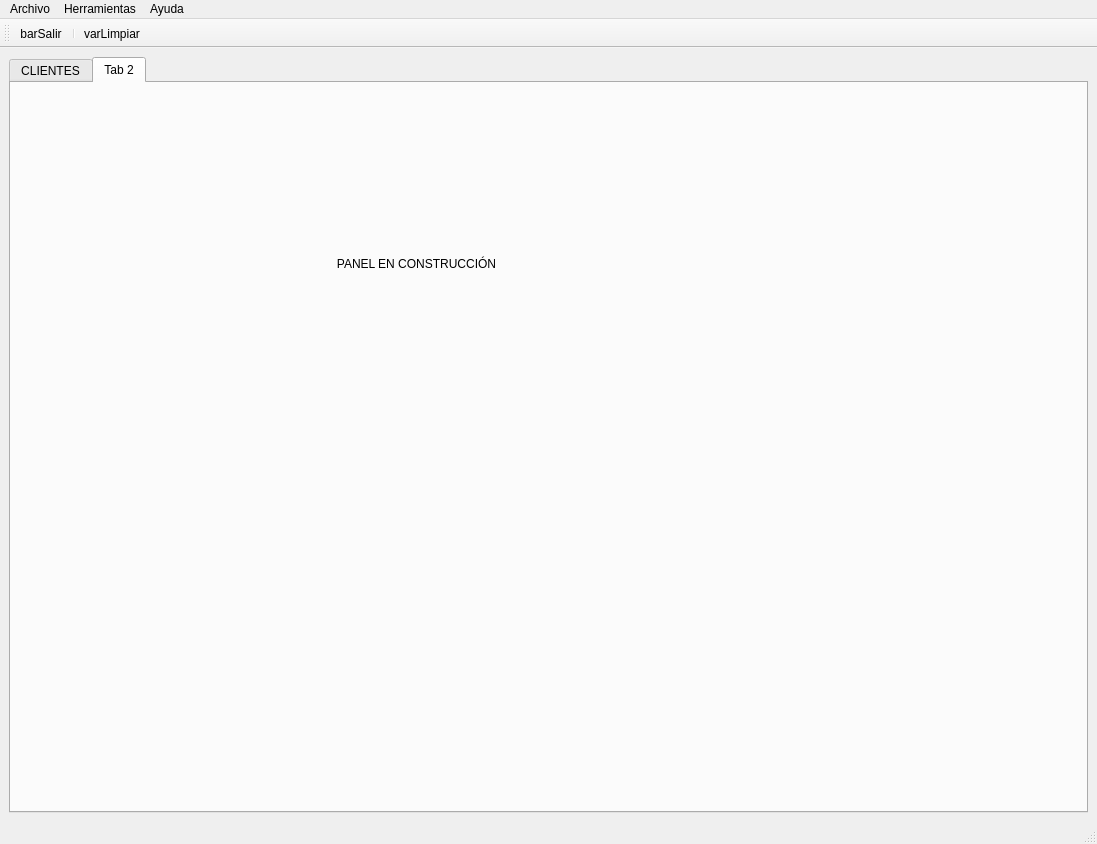
EvanSilva/ProyectoDI-2, file templates/venPrincipal.ui: the form before one commit.
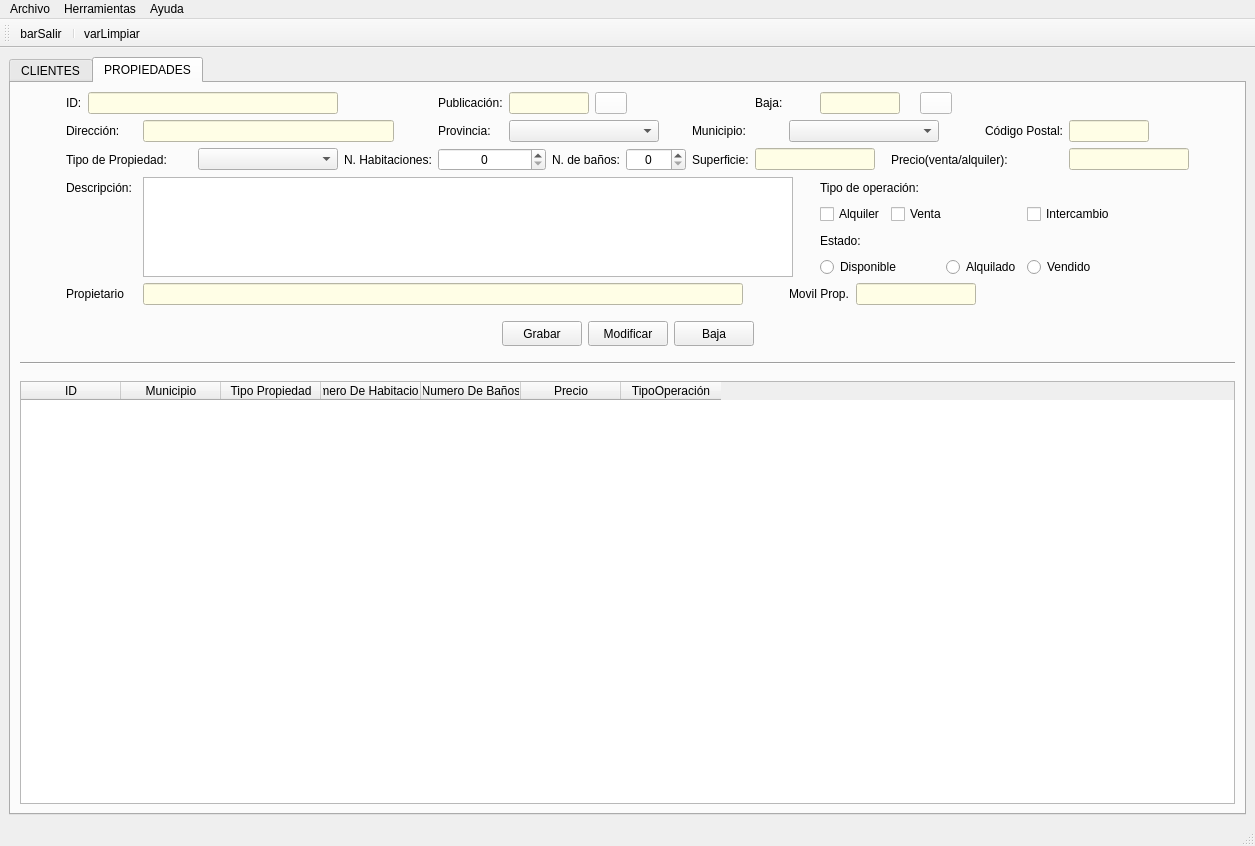
The form after the commit. The open tabs and pages were chosen to show the change. Icons and pictures are not drawn.

The edit to the form file:
```diff
--- a/templates/venPrincipal.ui
+++ b/templates/venPrincipal.ui
@@ -6,8 +6,8 @@
    <rect>
     <x>0</x>
     <y>0</y>
-    <width>1097</width>
-    <height>844</height>
+    <width>1255</width>
+    <height>846</height>
    </rect>
   </property>
   <property name="windowTitle">
@@ -20,38 +20,6 @@
   <widget class="QWidget" name="centralwidget">
    <layout class="QGridLayout" name="gridLayout_2">
     <item row="0" column="0">
-     <spacer name="horizontalSpacer_4">
-      <property name="orientation">
-       <enum>Qt::Horizontal</enum>
-      </property>
-      <property name="sizeType">
-       <enum>QSizePolicy::Maximum</enum>
-      </property>
-      <property name="sizeHint" stdset="0">
-       <size>
-        <width>20</width>
-        <height>20</height>
-       </size>
-      </property>
-     </spacer>
-    </item>
-    <item row="0" column="2">
-     <spacer name="horizontalSpacer_5">
-      <property name="orientation">
-       <enum>Qt::Horizontal</enum>
-      </property>
-      <property name="sizeType">
-       <enum>QSizePolicy::Maximum</enum>
-      </property>
-      <property name="sizeHint" stdset="0">
-       <size>
-        <width>20</width>
-        <height>20</height>
-       </size>
-      </property>
-     </spacer>
-    </item>
-    <item row="0" column="1">
      <widget class="QTabWidget" name="panPrincipal">
       <property name="enabled">
        <bool>true</bool>
@@ -753,24 +721,881 @@
       </widget>
       <widget class="QWidget" name="tabConstruccion">
        <attribute name="title">
-        <string>Tab 2</string>
+        <string>PROPIEDADES</string>
        </attribute>
-       <widget class="QLabel" name="label">
-        <property name="geometry">
-         <rect>
-          <x>260</x>
-          <y>110</y>
-          <width>291</width>
-          <height>141</height>
-         </rect>
-        </property>
-        <property name="text">
-         <string>PANEL EN CONSTRUCCIÓN</string>
-        </property>
-        <property name="alignment">
-         <set>Qt::AlignCenter</set>
-        </property>
-       </widget>
+       <layout class="QVBoxLayout" name="verticalLayout">
+        <item>
+         <layout class="QHBoxLayout" name="horizontalLayout_3">
+          <item>
+           <spacer name="horizontalSpacer_20">
+            <property name="orientation">
+             <enum>Qt::Horizontal</enum>
+            </property>
+            <property name="sizeHint" stdset="0">
+             <size>
+              <width>40</width>
+              <height>20</height>
+             </size>
+            </property>
+           </spacer>
+          </item>
+          <item>
+           <layout class="QGridLayout" name="gridLayout_4">
+            <item row="0" column="0">
+             <widget class="QLabel" name="lblProp">
+              <property name="sizePolicy">
+               <sizepolicy hsizetype="Fixed" vsizetype="Preferred">
+                <horstretch>0</horstretch>
+                <verstretch>0</verstretch>
+               </sizepolicy>
+              </property>
+              <property name="text">
+               <string>ID:</string>
+              </property>
+             </widget>
+            </item>
+            <item row="0" column="1" colspan="3">
+             <widget class="QLineEdit" name="txtProp">
+              <property name="minimumSize">
+               <size>
+                <width>250</width>
+                <height>0</height>
+               </size>
+              </property>
+              <property name="maximumSize">
+               <size>
+                <width>250</width>
+                <height>16777215</height>
+               </size>
+              </property>
+              <property name="styleSheet">
+               <string notr="true">background-color: rgb(255, 254, 230);</string>
+              </property>
+             </widget>
+            </item>
+            <item row="0" column="4">
+             <spacer name="horizontalSpacer_5">
+              <property name="orientation">
+               <enum>Qt::Horizontal</enum>
+              </property>
+              <property name="sizeHint" stdset="0">
+               <size>
+                <width>40</width>
+                <height>20</height>
+               </size>
+              </property>
+             </spacer>
+            </item>
+            <item row="0" column="5">
+             <widget class="QLabel" name="lblAltaprop">
+              <property name="sizePolicy">
+               <sizepolicy hsizetype="Fixed" vsizetype="Preferred">
+                <horstretch>0</horstretch>
+                <verstretch>0</verstretch>
+               </sizepolicy>
+              </property>
+              <property name="text">
+               <string>Publicación:</string>
+              </property>
+             </widget>
+            </item>
+            <item row="0" column="6" colspan="2">
+             <widget class="QLineEdit" name="txtAltaprop">
+              <property name="minimumSize">
+               <size>
+                <width>80</width>
+                <height>0</height>
+               </size>
+              </property>
+              <property name="maximumSize">
+               <size>
+                <width>80</width>
+                <height>16777215</height>
+               </size>
+              </property>
+              <property name="styleSheet">
+               <string notr="true">background-color: rgb(255, 254, 230);</string>
+              </property>
+             </widget>
+            </item>
+            <item row="0" column="8" colspan="2">
+             <widget class="QPushButton" name="btnAltaprop">
+              <property name="maximumSize">
+               <size>
+                <width>32</width>
+                <height>16777215</height>
+               </size>
+              </property>
+              <property name="sizeIncrement">
+               <size>
+                <width>32</width>
+                <height>0</height>
+               </size>
+              </property>
+              <property name="contextMenuPolicy">
+               <enum>Qt::PreventContextMenu</enum>
+              </property>
+              <property name="styleSheet">
+               <string notr="true">background-color: rgb(255, 255, 255);</string>
+              </property>
+              <property name="text">
+               <string/>
+              </property>
+              <property name="icon">
+               <iconset>
+                <normaloff>../img/calendar.ico</normaloff>../img/calendar.ico</iconset>
+              </property>
+             </widget>
+            </item>
+            <item row="0" column="10">
+             <spacer name="horizontalSpacer_4">
+              <property name="orientation">
+               <enum>Qt::Horizontal</enum>
+              </property>
+              <property name="sizeHint" stdset="0">
+               <size>
+                <width>40</width>
+                <height>20</height>
+               </size>
+              </property>
+             </spacer>
+            </item>
+            <item row="0" column="11">
+             <widget class="QLabel" name="lblBajaprop">
+              <property name="sizePolicy">
+               <sizepolicy hsizetype="Fixed" vsizetype="Preferred">
+                <horstretch>0</horstretch>
+                <verstretch>0</verstretch>
+               </sizepolicy>
+              </property>
+              <property name="text">
+               <string>Baja:</string>
+              </property>
+             </widget>
+            </item>
+            <item row="0" column="13" colspan="3">
+             <widget class="QLineEdit" name="txtBajaprop">
+              <property name="minimumSize">
+               <size>
+                <width>80</width>
+                <height>0</height>
+               </size>
+              </property>
+              <property name="maximumSize">
+               <size>
+                <width>80</width>
+                <height>16777215</height>
+               </size>
+              </property>
+              <property name="styleSheet">
+               <string notr="true">background-color: rgb(255, 254, 230);</string>
+              </property>
+             </widget>
+            </item>
+            <item row="0" column="16" colspan="2">
+             <widget class="QPushButton" name="btnBajaprop">
+              <property name="maximumSize">
+               <size>
+                <width>32</width>
+                <height>16777215</height>
+               </size>
+              </property>
+              <property name="sizeIncrement">
+               <size>
+                <width>32</width>
+                <height>0</height>
+               </size>
+              </property>
+              <property name="contextMenuPolicy">
+               <enum>Qt::PreventContextMenu</enum>
+              </property>
+              <property name="styleSheet">
+               <string notr="true">background-color: rgb(255, 255, 255);</string>
+              </property>
+              <property name="text">
+               <string/>
+              </property>
+              <property name="icon">
+               <iconset>
+                <normaloff>../img/calendar.ico</normaloff>../img/calendar.ico</iconset>
+              </property>
+             </widget>
+            </item>
+            <item row="1" column="0" colspan="2">
+             <widget class="QLabel" name="lblDirprop">
+              <property name="sizePolicy">
+               <sizepolicy hsizetype="Fixed" vsizetype="Preferred">
+                <horstretch>0</horstretch>
+                <verstretch>0</verstretch>
+               </sizepolicy>
+              </property>
+              <property name="text">
+               <string>Dirección:</string>
+              </property>
+             </widget>
+            </item>
+            <item row="1" column="2" colspan="3">
+             <widget class="QLineEdit" name="txtDirprop">
+              <property name="minimumSize">
+               <size>
+                <width>250</width>
+                <height>0</height>
+               </size>
+              </property>
+              <property name="maximumSize">
+               <size>
+                <width>251</width>
+                <height>16777215</height>
+               </size>
+              </property>
+              <property name="styleSheet">
+               <string notr="true">background-color: rgb(255, 254, 230);</string>
+              </property>
+             </widget>
+            </item>
+            <item row="1" column="5">
+             <widget class="QLabel" name="lblProvprop">
+              <property name="sizePolicy">
+               <sizepolicy hsizetype="Fixed" vsizetype="Preferred">
+                <horstretch>0</horstretch>
+                <verstretch>0</verstretch>
+               </sizepolicy>
+              </property>
+              <property name="text">
+               <string>Provincia:</string>
+              </property>
+             </widget>
+            </item>
+            <item row="1" column="6" colspan="4">
+             <widget class="QComboBox" name="cmbProvprop">
+              <property name="minimumSize">
+               <size>
+                <width>150</width>
+                <height>0</height>
+               </size>
+              </property>
+              <property name="maximumSize">
+               <size>
+                <width>150</width>
+                <height>16777215</height>
+               </size>
+              </property>
+             </widget>
+            </item>
+            <item row="1" column="10">
+             <widget class="QLabel" name="lblMuniprop">
+              <property name="sizePolicy">
+               <sizepolicy hsizetype="Fixed" vsizetype="Preferred">
+                <horstretch>0</horstretch>
+                <verstretch>0</verstretch>
+               </sizepolicy>
+              </property>
+              <property name="text">
+               <string>Municipio:</string>
+              </property>
+             </widget>
+            </item>
+            <item row="1" column="12" colspan="6">
+             <widget class="QComboBox" name="cmbMuniprop">
+              <property name="minimumSize">
+               <size>
+                <width>150</width>
+                <height>0</height>
+               </size>
+              </property>
+              <property name="maximumSize">
+               <size>
+                <width>150</width>
+                <height>16777215</height>
+               </size>
+              </property>
+             </widget>
+            </item>
+            <item row="1" column="18" colspan="2">
+             <widget class="QLabel" name="lblCPprop">
+              <property name="sizePolicy">
+               <sizepolicy hsizetype="Fixed" vsizetype="Preferred">
+                <horstretch>0</horstretch>
+                <verstretch>0</verstretch>
+               </sizepolicy>
+              </property>
+              <property name="text">
+               <string>Código Postal:</string>
+              </property>
+             </widget>
+            </item>
+            <item row="1" column="20">
+             <widget class="QLineEdit" name="txtCPprop">
+              <property name="minimumSize">
+               <size>
+                <width>80</width>
+                <height>0</height>
+               </size>
+              </property>
+              <property name="maximumSize">
+               <size>
+                <width>80</width>
+                <height>16777215</height>
+               </size>
+              </property>
+              <property name="styleSheet">
+               <string notr="true">background-color: rgb(255, 254, 230);</string>
+              </property>
+              <property name="alignment">
+               <set>Qt::AlignRight|Qt::AlignTrailing|Qt::AlignVCenter</set>
+              </property>
+             </widget>
+            </item>
+            <item row="2" column="0" colspan="3">
+             <widget class="QLabel" name="lblTipoprop">
+              <property name="sizePolicy">
+               <sizepolicy hsizetype="Fixed" vsizetype="Preferred">
+                <horstretch>0</horstretch>
+                <verstretch>0</verstretch>
+               </sizepolicy>
+              </property>
+              <property name="text">
+               <string>Tipo de Propiedad:</string>
+              </property>
+             </widget>
+            </item>
+            <item row="2" column="3">
+             <widget class="QComboBox" name="cmbTipoprop">
+              <property name="minimumSize">
+               <size>
+                <width>140</width>
+                <height>0</height>
+               </size>
+              </property>
+              <property name="maximumSize">
+               <size>
+                <width>140</width>
+                <height>16777215</height>
+               </size>
+              </property>
+             </widget>
+            </item>
+            <item row="2" column="4">
+             <widget class="QLabel" name="lblHabprop">
+              <property name="sizePolicy">
+               <sizepolicy hsizetype="Fixed" vsizetype="Preferred">
+                <horstretch>0</horstretch>
+                <verstretch>0</verstretch>
+               </sizepolicy>
+              </property>
+              <property name="text">
+               <string>N. Habitaciones:</string>
+              </property>
+             </widget>
+            </item>
+            <item row="2" column="5" colspan="2">
+             <widget class="QSpinBox" name="spinHabprop">
+              <property name="sizePolicy">
+               <sizepolicy hsizetype="Minimum" vsizetype="Fixed">
+                <horstretch>60</horstretch>
+                <verstretch>0</verstretch>
+               </sizepolicy>
+              </property>
+              <property name="minimumSize">
+               <size>
+                <width>60</width>
+                <height>0</height>
+               </size>
+              </property>
+              <property name="alignment">
+               <set>Qt::AlignCenter</set>
+              </property>
+             </widget>
+            </item>
+            <item row="2" column="7" colspan="2">
+             <widget class="QLabel" name="lblBanosprop">
+              <property name="sizePolicy">
+               <sizepolicy hsizetype="Fixed" vsizetype="Preferred">
+                <horstretch>0</horstretch>
+                <verstretch>0</verstretch>
+               </sizepolicy>
+              </property>
+              <property name="text">
+               <string>N. de baños:</string>
+              </property>
+             </widget>
+            </item>
+            <item row="2" column="9">
+             <widget class="QSpinBox" name="spinBanosprop">
+              <property name="sizePolicy">
+               <sizepolicy hsizetype="Minimum" vsizetype="Fixed">
+                <horstretch>60</horstretch>
+                <verstretch>0</verstretch>
+               </sizepolicy>
+              </property>
+              <property name="minimumSize">
+               <size>
+                <width>60</width>
+                <height>0</height>
+               </size>
+              </property>
+              <property name="alignment">
+               <set>Qt::AlignCenter</set>
+              </property>
+             </widget>
+            </item>
+            <item row="2" column="10">
+             <widget class="QLabel" name="lblSuperprop">
+              <property name="sizePolicy">
+               <sizepolicy hsizetype="Fixed" vsizetype="Preferred">
+                <horstretch>0</horstretch>
+                <verstretch>0</verstretch>
+               </sizepolicy>
+              </property>
+              <property name="text">
+               <string>Superficie:</string>
+              </property>
+             </widget>
+            </item>
+            <item row="2" column="11" colspan="4">
+             <widget class="QLineEdit" name="txtSuperprop">
+              <property name="minimumSize">
+               <size>
+                <width>120</width>
+                <height>0</height>
+               </size>
+              </property>
+              <property name="maximumSize">
+               <size>
+                <width>120</width>
+                <height>16777215</height>
+               </size>
+              </property>
+              <property name="styleSheet">
+               <string notr="true">background-color: rgb(255, 254, 230);</string>
+              </property>
+             </widget>
+            </item>
+            <item row="2" column="15" colspan="4">
+             <widget class="QLabel" name="lblPrecioprop">
+              <property name="sizePolicy">
+               <sizepolicy hsizetype="Fixed" vsizetype="Preferred">
+                <horstretch>0</horstretch>
+                <verstretch>0</verstretch>
+               </sizepolicy>
+              </property>
+              <property name="text">
+               <string>Precio(venta/alquiler):</string>
+              </property>
+             </widget>
+            </item>
+            <item row="2" column="20">
+             <widget class="QLineEdit" name="txtPrecioprop">
+              <property name="minimumSize">
+               <size>
+                <width>120</width>
+                <height>0</height>
+               </size>
+              </property>
+              <property name="maximumSize">
+               <size>
+                <width>120</width>
+                <height>16777215</height>
+               </size>
+              </property>
+              <property name="styleSheet">
+               <string notr="true">background-color: rgb(255, 254, 230);</string>
+              </property>
+             </widget>
+            </item>
+            <item row="3" column="0" colspan="2">
+             <widget class="QLabel" name="lblDescriprop">
+              <property name="sizePolicy">
+               <sizepolicy hsizetype="Fixed" vsizetype="Preferred">
+                <horstretch>0</horstretch>
+                <verstretch>0</verstretch>
+               </sizepolicy>
+              </property>
+              <property name="text">
+               <string>Descripción:</string>
+              </property>
+             </widget>
+            </item>
+            <item row="3" column="2" rowspan="4" colspan="11">
+             <widget class="QTextEdit" name="textEdit">
+              <property name="minimumSize">
+               <size>
+                <width>650</width>
+                <height>100</height>
+               </size>
+              </property>
+              <property name="maximumSize">
+               <size>
+                <width>550</width>
+                <height>100</height>
+               </size>
+              </property>
+             </widget>
+            </item>
+            <item row="3" column="13" colspan="4">
+             <widget class="QLabel" name="lblDnicli_17">
+              <property name="sizePolicy">
+               <sizepolicy hsizetype="Fixed" vsizetype="Preferred">
+                <horstretch>0</horstretch>
+                <verstretch>0</verstretch>
+               </sizepolicy>
+              </property>
+              <property name="text">
+               <string>Tipo de operación:</string>
+              </property>
+             </widget>
+            </item>
+            <item row="4" column="13" colspan="2">
+             <widget class="QCheckBox" name="chkAlquiprop">
+              <property name="text">
+               <string>Alquiler</string>
+              </property>
+              <attribute name="buttonGroup">
+               <string notr="true">buttonGroup</string>
+              </attribute>
+             </widget>
+            </item>
+            <item row="4" column="15" colspan="3">
+             <widget class="QCheckBox" name="chkVentaprop">
+              <property name="text">
+               <string>Venta</string>
+              </property>
+              <attribute name="buttonGroup">
+               <string notr="true">buttonGroup</string>
+              </attribute>
+             </widget>
+            </item>
+            <item row="4" column="19" colspan="2">
+             <widget class="QCheckBox" name="chkInterprop">
+              <property name="text">
+               <string>Intercambio</string>
+              </property>
+              <attribute name="buttonGroup">
+               <string notr="true">buttonGroup</string>
+              </attribute>
+             </widget>
+            </item>
+            <item row="5" column="13" colspan="2">
+             <widget class="QLabel" name="lblDnicli_14">
+              <property name="sizePolicy">
+               <sizepolicy hsizetype="Fixed" vsizetype="Preferred">
+                <horstretch>0</horstretch>
+                <verstretch>0</verstretch>
+               </sizepolicy>
+              </property>
+              <property name="text">
+               <string>Estado:</string>
+              </property>
+             </widget>
+            </item>
+            <item row="6" column="13" colspan="3">
+             <widget class="QRadioButton" name="rbtDisprop">
+              <property name="text">
+               <string>Disponible</string>
+              </property>
+              <attribute name="buttonGroup">
+               <string notr="true">buttonGroup_2</string>
+              </attribute>
+             </widget>
+            </item>
+            <item row="6" column="17" colspan="2">
+             <widget class="QRadioButton" name="rbtAlquiprop">
+              <property name="text">
+               <string>Alquilado</string>
+              </property>
+              <attribute name="buttonGroup">
+               <string notr="true">buttonGroup_2</string>
+              </attribute>
+             </widget>
+            </item>
+            <item row="6" column="19" colspan="2">
+             <widget class="QRadioButton" name="rbtVentaprop">
+              <property name="text">
+               <string>Vendido</string>
+              </property>
+              <attribute name="buttonGroup">
+               <string notr="true">buttonGroup_2</string>
+              </attribute>
+             </widget>
+            </item>
+            <item row="7" column="0" colspan="2">
+             <widget class="QLabel" name="lblNomeprop">
+              <property name="sizePolicy">
+               <sizepolicy hsizetype="Fixed" vsizetype="Preferred">
+                <horstretch>0</horstretch>
+                <verstretch>0</verstretch>
+               </sizepolicy>
+              </property>
+              <property name="text">
+               <string>Propietario</string>
+              </property>
+             </widget>
+            </item>
+            <item row="7" column="2" colspan="9">
+             <widget class="QLineEdit" name="txtNomeprop">
+              <property name="minimumSize">
+               <size>
+                <width>600</width>
+                <height>0</height>
+               </size>
+              </property>
+              <property name="maximumSize">
+               <size>
+                <width>600</width>
+                <height>16777215</height>
+               </size>
+              </property>
+              <property name="styleSheet">
+               <string notr="true">background-color: rgb(255, 254, 230);</string>
+              </property>
+             </widget>
+            </item>
+            <item row="7" column="12" colspan="2">
+             <widget class="QLabel" name="lblMovilprop">
+              <property name="sizePolicy">
+               <sizepolicy hsizetype="Fixed" vsizetype="Preferred">
+                <horstretch>0</horstretch>
+                <verstretch>0</verstretch>
+               </sizepolicy>
+              </property>
+              <property name="text">
+               <string>Movil Prop.</string>
+              </property>
+             </widget>
+            </item>
+            <item row="7" column="14" colspan="5">
+             <widget class="QLineEdit" name="txtMovilprop">
+              <property name="minimumSize">
+               <size>
+                <width>120</width>
+                <height>0</height>
+               </size>
+              </property>
+              <property name="maximumSize">
+               <size>
+                <width>120</width>
+                <height>16777215</height>
+               </size>
+              </property>
+              <property name="styleSheet">
+               <string notr="true">background-color: rgb(255, 254, 230);</string>
+              </property>
+             </widget>
+            </item>
+           </layout>
+          </item>
+          <item>
+           <spacer name="horizontalSpacer_19">
+            <property name="orientation">
+             <enum>Qt::Horizontal</enum>
+            </property>
+            <property name="sizeHint" stdset="0">
+             <size>
+              <width>40</width>
+              <height>20</height>
+             </size>
+            </property>
+           </spacer>
+          </item>
+         </layout>
+        </item>
+        <item>
+         <spacer name="verticalSpacer">
+          <property name="orientation">
+           <enum>Qt::Vertical</enum>
+          </property>
+          <property name="sizeType">
+           <enum>QSizePolicy::Fixed</enum>
+          </property>
+          <property name="sizeHint" stdset="0">
+           <size>
+            <width>20</width>
+            <height>10</height>
+           </size>
+          </property>
+         </spacer>
+        </item>
+        <item>
+         <layout class="QHBoxLayout" name="horizontalLayout_2">
+          <item>
+           <spacer name="horizontalSpacer_17">
+            <property name="orientation">
+             <enum>Qt::Horizontal</enum>
+            </property>
+            <property name="sizeHint" stdset="0">
+             <size>
+              <width>40</width>
+              <height>20</height>
+             </size>
+            </property>
+           </spacer>
+          </item>
+          <item>
+           <widget class="QPushButton" name="btnGrabarprop">
+            <property name="minimumSize">
+             <size>
+              <width>80</width>
+              <height>25</height>
+             </size>
+            </property>
+            <property name="text">
+             <string>Grabar</string>
+            </property>
+           </widget>
+          </item>
+          <item>
+           <widget class="QPushButton" name="btnModifprop">
+            <property name="minimumSize">
+             <size>
+              <width>80</width>
+              <height>25</height>
+             </size>
+            </property>
+            <property name="text">
+             <string>Modificar</string>
+            </property>
+           </widget>
+          </item>
+          <item>
+           <widget class="QPushButton" name="btnDelprop">
+            <property name="minimumSize">
+             <size>
+              <width>80</width>
+              <height>25</height>
+             </size>
+            </property>
+            <property name="text">
+             <string>Baja</string>
+            </property>
+           </widget>
+          </item>
+          <item>
+           <spacer name="horizontalSpacer_18">
+            <property name="orientation">
+             <enum>Qt::Horizontal</enum>
+            </property>
+            <property name="sizeType">
+             <enum>QSizePolicy::Expanding</enum>
+            </property>
+            <property name="sizeHint" stdset="0">
+             <size>
+              <width>40</width>
+              <height>20</height>
+             </size>
+            </property>
+           </spacer>
+          </item>
+         </layout>
+        </item>
+        <item>
+         <spacer name="verticalSpacer_2">
+          <property name="orientation">
+           <enum>Qt::Vertical</enum>
+          </property>
+          <property name="sizeType">
+           <enum>QSizePolicy::Fixed</enum>
+          </property>
+          <property name="sizeHint" stdset="0">
+           <size>
+            <width>20</width>
+            <height>10</height>
+           </size>
+          </property>
+         </spacer>
+        </item>
+        <item>
+         <widget class="Line" name="line_3">
+          <property name="orientation">
+           <enum>Qt::Horizontal</enum>
+          </property>
+         </widget>
+        </item>
+        <item>
+         <spacer name="verticalSpacer_3">
+          <property name="orientation">
+           <enum>Qt::Vertical</enum>
+          </property>
+          <property name="sizeType">
+           <enum>QSizePolicy::Fixed</enum>
+          </property>
+          <property name="sizeHint" stdset="0">
+           <size>
+            <width>20</width>
+            <height>10</height>
+           </size>
+          </property>
+         </spacer>
+        </item>
+        <item>
+         <widget class="QTableWidget" name="tablaProp">
+          <property name="sizePolicy">
+           <sizepolicy hsizetype="Expanding" vsizetype="Expanding">
+            <horstretch>0</horstretch>
+            <verstretch>0</verstretch>
+           </sizepolicy>
+          </property>
+          <property name="minimumSize">
+           <size>
+            <width>0</width>
+            <height>0</height>
+           </size>
+          </property>
+          <property name="maximumSize">
+           <size>
+            <width>16777215</width>
+            <height>16777215</height>
+           </size>
+          </property>
+          <property name="autoFillBackground">
+           <bool>true</bool>
+          </property>
+          <property name="selectionMode">
+           <enum>QAbstractItemView::SingleSelection</enum>
+          </property>
+          <property name="selectionBehavior">
+           <enum>QAbstractItemView::SelectRows</enum>
+          </property>
+          <attribute name="verticalHeaderVisible">
+           <bool>false</bool>
+          </attribute>
+          <column>
+           <property name="text">
+            <string>ID</string>
+           </property>
+          </column>
+          <column>
+           <property name="text">
+            <string>Municipio</string>
+           </property>
+          </column>
+          <column>
+           <property name="text">
+            <string>Tipo Propiedad</string>
+           </property>
+          </column>
+          <column>
+           <property name="text">
+            <string>Numero De Habitaciones</string>
+           </property>
+          </column>
+          <column>
+           <property name="text">
+            <string>Numero De Baños</string>
+           </property>
+          </column>
+          <column>
+           <property name="text">
+            <string>Precio</string>
+           </property>
+          </column>
+          <column>
+           <property name="text">
+            <string>TipoOperación</string>
+           </property>
+          </column>
+         </widget>
+        </item>
+       </layout>
       </widget>
      </widget>
     </item>
@@ -781,7 +1606,7 @@
     <rect>
      <x>0</x>
      <y>0</y>
-     <width>1097</width>
+     <width>1255</width>
      <height>21</height>
     </rect>
    </property>
```
Left out of the diff: 804 changed lines with no effect on the pictures.
